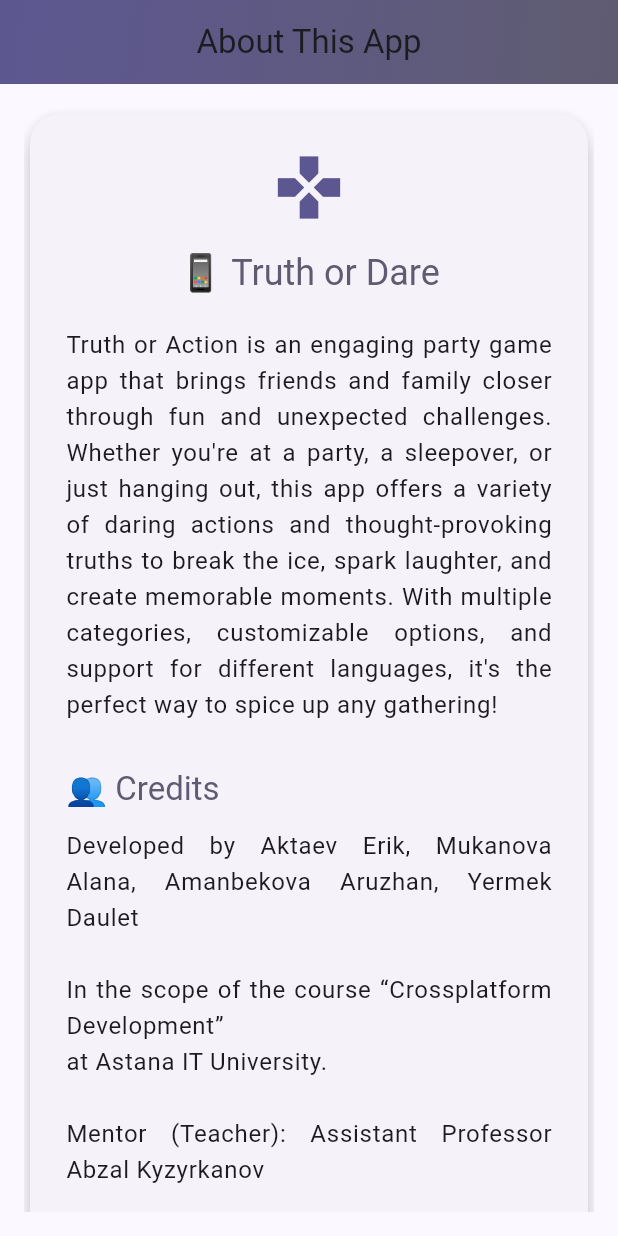
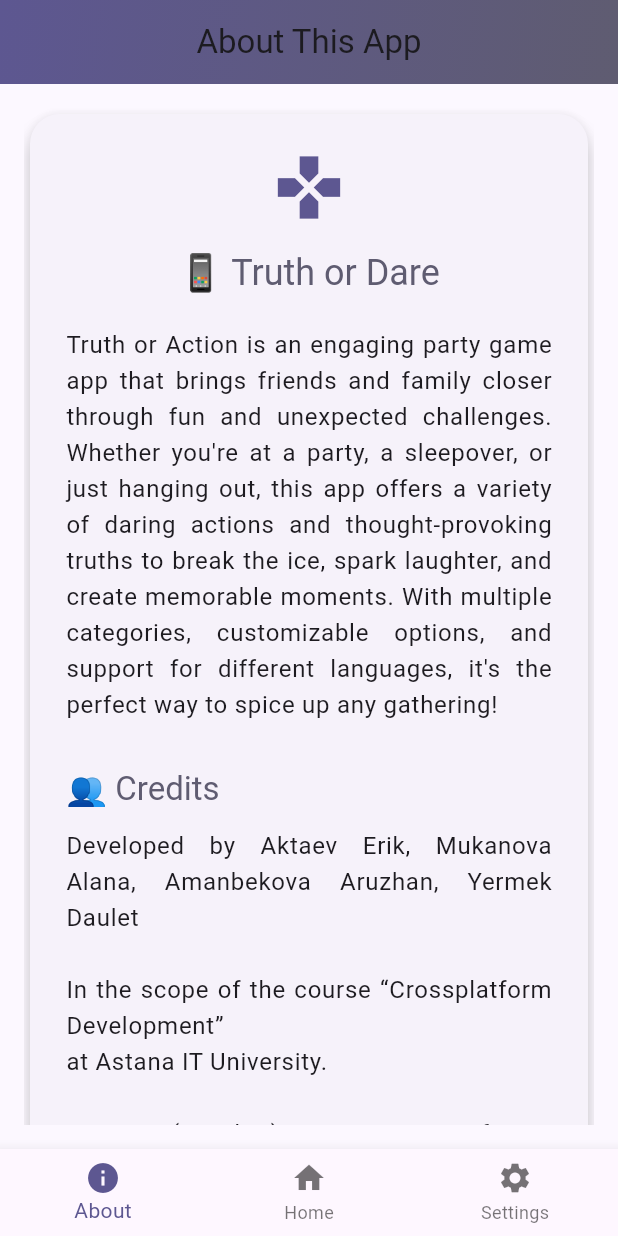
Before and after one commit to Bewin-btw/NYC_CPMD, a Flutter app: the screen it shows after launch, on a phone screen of 412 x 824 dp. Run offline on Flutter 3.47's test engine with Material 3 defaults, Android fonts, the phone set to English and light mode, and no system bars; our stand-ins replace audioplayers, shared_preferences; generated files the repository leaves out were written again.

```diff
--- a/lib/main.dart
+++ b/lib/main.dart
@@ -3,14 +3,17 @@ import 'package:flutter_localizations/flutter_localizations.dart';
 import 'package:flutter_gen/gen_l10n/app_localizations.dart';
 import 'package:provider/provider.dart';
 import 'package:shared_preferences/shared_preferences.dart';
-import 'providers/locale_provider.dart'; // ⚡ Новый импорт
+
+import 'providers/locale_provider.dart';
+import 'providers/theme_provider.dart';
+import 'providers/navigation_provider.dart';
+import 'screens/home_page.dart';
 import 'screens/about_page.dart';
+import 'screens/setting_page.dart';
 import 'utils/constants.dart';
-import 'providers/theme_provider.dart';
-import 'screens/language_selector.dart';
+import 'providers/audio_provider.dart';
 
-
-void main() async { // ⚡ Добавлено async
+void main() async {
   WidgetsFlutterBinding.ensureInitialized();
   final prefs = await SharedPreferences.getInstance();
   final languageCode = prefs.getString('languageCode');
@@ -19,12 +22,13 @@ void main() async { // ⚡ Добавлено async
     MultiProvider(
       providers: [
         ChangeNotifierProvider(create: (_) => LocaleProvider()..loadLocale()),
-      ChangeNotifierProvider(create: (_) => ThemeProvider()), // 👈 добавили тему
+        ChangeNotifierProvider(create: (_) => ThemeProvider()),
+        ChangeNotifierProvider(create: (_) => NavigationProvider()),
+        ChangeNotifierProvider(create: (_) => AudioProvider()),
       ],
       child: const MyApp(),
     ),
   );
-
 }
 
 class MyApp extends StatelessWidget {
@@ -33,7 +37,7 @@ class MyApp extends StatelessWidget {
   @override
   Widget build(BuildContext context) {
     final localeProvider = Provider.of<LocaleProvider>(context);
-    final themeProvider = Provider.of<ThemeProvider>(context); // 👈 получаем провайдер темы
+    final themeProvider = Provider.of<ThemeProvider>(context);
 
     return MaterialApp(
       debugShowCheckedModeBanner: false,
@@ -65,11 +69,36 @@ class MyApp extends StatelessWidget {
         useMaterial3: true,
       ),
       themeMode: themeProvider.themeMode,
-  routes: {
-    '/language': (_) => const LanguageSelector(),
-  },
-  home: const AboutPage(),
+      home: const MainNavigation(),
     );
-
   }
 }
+
+class MainNavigation extends StatelessWidget {
+  const MainNavigation({super.key});
+
+  @override
+  Widget build(BuildContext context) {
+    final navigationProvider = Provider.of<NavigationProvider>(context);
+    final index = navigationProvider.currentIndex;
+
+    final screens = [
+      const AboutPage(),
+      const HomePage(),
+      SettingsPage(),
+    ];
+
+    return Scaffold(
+      body: screens[index],
+      bottomNavigationBar: BottomNavigationBar(
+        currentIndex: index,
+        onTap: navigationProvider.setIndex,
+        items: const [
+          BottomNavigationBarItem(icon: Icon(Icons.info), label: 'About'),
+          BottomNavigationBarItem(icon: Icon(Icons.home), label: 'Home'),
+          BottomNavigationBarItem(icon: Icon(Icons.settings), label: 'Settings'),
+        ],
+      ),
+    );
+  }
+}
--- /dev/null
+++ b/lib/providers/navigation_provider.dart
@@ -0,0 +1,12 @@
+import 'package:flutter/material.dart';
+
+class NavigationProvider extends ChangeNotifier {
+  int _currentIndex = 0; // по умолчанию About
+
+  int get currentIndex => _currentIndex;
+
+  void setIndex(int index) {
+    _currentIndex = index;
+    notifyListeners();
+  }
+}
--- a/pubspec.yaml
+++ b/pubspec.yaml
@@ -34,7 +34,7 @@ dependencies:
   # The following adds the Cupertino Icons font to your application.
   # Use with the CupertinoIcons class for iOS style icons.
   cupertino_icons: ^1.0.8
-
+  audioplayers: ^5.0.0
   flutter_localizations:
     sdk: flutter
   shared_preferences: ^2.2.2
@@ -66,6 +66,7 @@ flutter:
     - assets/lang/en_game_data.json
     - assets/lang/ru_game_data.json
     - assets/lang/kk_game_data.json
+    - assets/audio/background.mp3
 
   # To add assets to your application, add an assets section, like this:
   # assets:
```
Also changed, not shown: lib/l10n/app_en.arb (+6 -1 lines), lib/l10n/app_kk.arb (+6 -1 lines), lib/l10n/app_ru.arb (+6 -1 lines), lib/providers/audio_provider.dart (added, +27 -0 lines), lib/screens/about_page.dart (+3 -14 lines), lib/screens/category_page.dart (+4 -22 lines), lib/screens/home_page.dart (+4 -36 lines), lib/screens/setting_page.dart (added, +67 -0 lines), pubspec.lock, 9 other files. Lines whose indentation alone changed are shown as unchanged.
